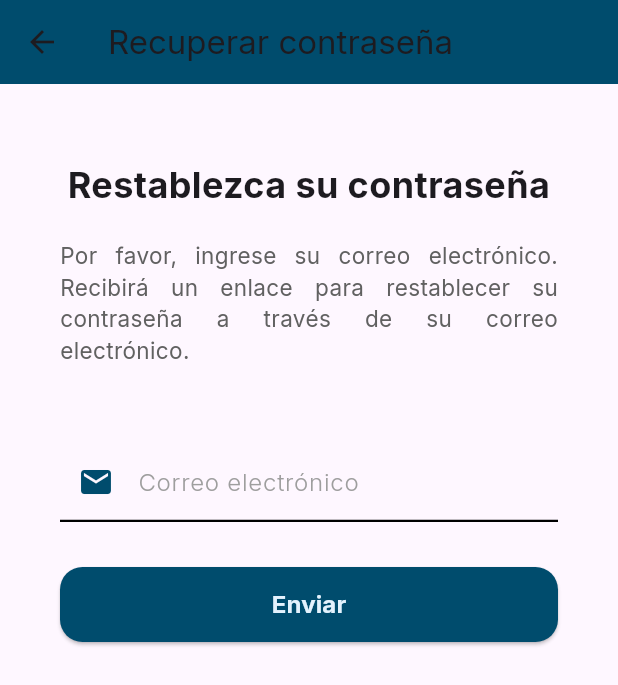
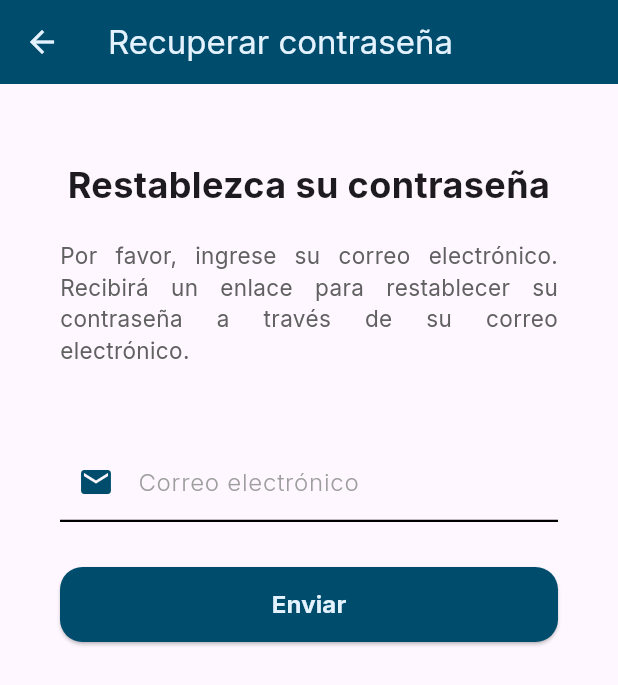
Before and after one commit to ChicoUclm/frawa, a Flutter app: the ForgotPasswordPage screen opened directly, on a phone screen of 412 x 824 dp. Shown: the top 685 px of the screen. Run offline on Flutter 3.47's test engine with Material 3 defaults, Android fonts, the phone set to English and light mode, and no system bars; our stand-ins replace audioplayers, auto_size_text, banner_carousel, battery_plus, cached_network_image, cloud_firestore and 18 more; missing offline and left inert: flutter_sound, flutter_vlc_player, icon_decoration, videosdk; accounts and stored records are empty.

Commit message:
Improve Frontend and Readability

```diff
--- a/lib/view/forgot_password.dart
+++ b/lib/view/forgot_password_page.dart
@@ -1,10 +1,9 @@
+import 'package:flutter/material.dart';
+
 import 'package:excursiona/controllers/auth_controller.dart';
-import 'package:excursiona/shared/constants.dart';
 import 'package:excursiona/shared/utils.dart';
 import 'package:excursiona/view/widgets/form_button.dart';
 import 'package:excursiona/view/widgets/loader.dart';
-import 'package:flutter/material.dart';
-import 'package:flutter/src/widgets/framework.dart';
 
 class ForgotPasswordPage extends StatefulWidget {
   const ForgotPasswordPage({super.key});
@@ -20,8 +19,10 @@ class _ForgotPasswordPageState extends State<ForgotPasswordPage> {
     return Scaffold(
       appBar: AppBar(
         backgroundColor: Theme.of(context).primaryColor,
-        title: const Text(
+        foregroundColor: Theme.of(context).secondaryHeaderColor,
+        title: Text(
           "Recuperar contraseña",
+          style: TextStyle(color: Theme.of(context).secondaryHeaderColor),
         ),
       ),
       body: Padding(
```
Also changed, not shown: lib/services/auth_service.dart (+4 -4 lines), lib/view/auth_page.dart (+10 -7 lines), lib/view/verify_email_page.dart (+5 -4 lines).
